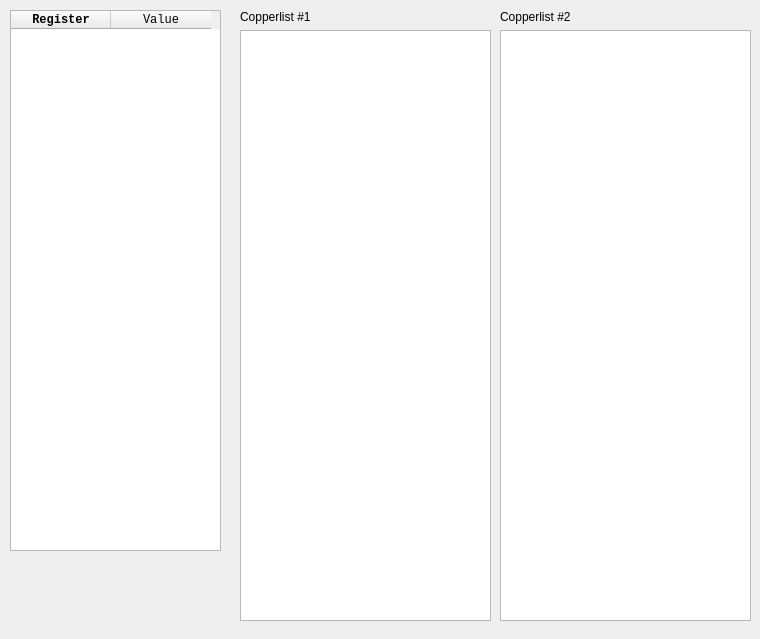
This is CuteAmiga/CopperDialog.ui in Tom1975/AmigaEmu as Qt 5 draws it before an edit. The edited form follows.
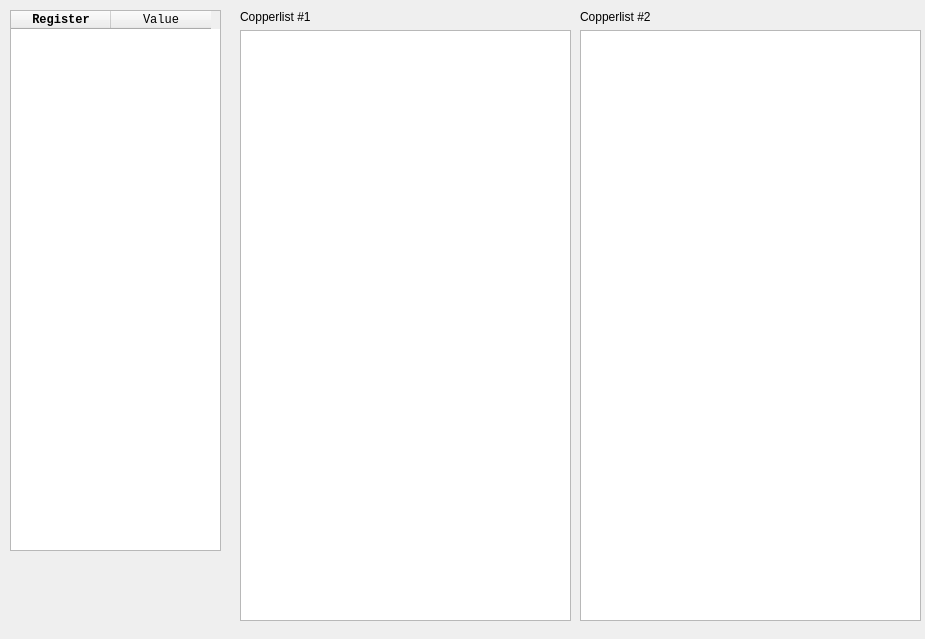
This is the edited form.

Commit message: Update copperlist display : it's now larger

The edit to the form file:
```diff
--- a/CuteAmiga/CopperDialog.ui
+++ b/CuteAmiga/CopperDialog.ui
@@ -6,7 +6,7 @@
    <rect>
     <x>0</x>
     <y>0</y>
-    <width>760</width>
+    <width>925</width>
     <height>639</height>
    </rect>
   </property>
@@ -47,14 +47,14 @@
   <widget class="QWidget" name="gridLayoutWidget">
    <property name="geometry">
     <rect>
-     <x>500</x>
+     <x>580</x>
      <y>10</y>
-     <width>251</width>
+     <width>341</width>
      <height>611</height>
     </rect>
    </property>
    <layout class="QGridLayout" name="gridLayout">
-    <item row="1" column="0">
+    <item row="2" column="0">
      <widget class="QListWidget" name="copperlist_2">
       <property name="font">
        <font>
@@ -63,7 +63,7 @@
       </property>
      </widget>
     </item>
-    <item row="0" column="0">
+    <item row="1" column="0">
      <widget class="QLabel" name="label_2">
       <property name="text">
        <string>Copperlist #2</string>
@@ -77,7 +77,7 @@
     <rect>
      <x>240</x>
      <y>10</y>
-     <width>251</width>
+     <width>331</width>
      <height>611</height>
     </rect>
    </property>
```
